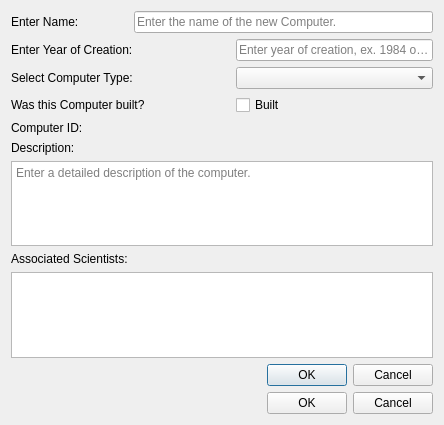
Before: the Qt Designer form UI/addnewcomputer.ui in JonOrnBrynjarsson/vN1w3H51, drawn with Qt 5.
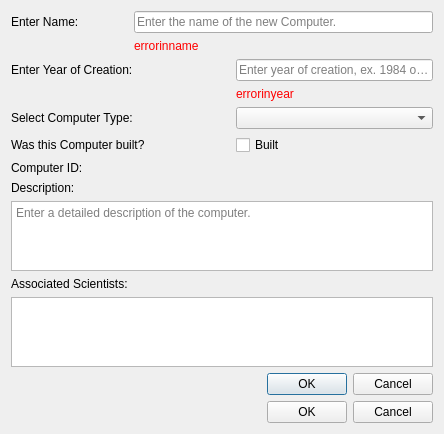
After: the same form once the commit is applied.

Commit message: error checking mania!!

```diff
--- a/UI/addnewcomputer.ui
+++ b/UI/addnewcomputer.ui
@@ -14,7 +14,7 @@
    <string>Add new Computer to Database</string>
   </property>
   <layout class="QGridLayout" name="gridLayout">
-   <item row="3" column="2">
+   <item row="5" column="2">
     <widget class="QCheckBox" name="checkBox_built">
      <property name="accessibleName">
       <string/>
@@ -24,14 +24,14 @@
      </property>
     </widget>
    </item>
-   <item row="1" column="0" colspan="2">
+   <item row="2" column="0" colspan="2">
     <widget class="QLabel" name="label_enterYear">
      <property name="text">
       <string>Enter Year of Creation:</string>
      </property>
     </widget>
    </item>
-   <item row="15" column="0" colspan="4">
+   <item row="17" column="0" colspan="4">
     <widget class="QDialogButtonBox" name="buttonBox_addNewComputerFinished">
      <property name="orientation">
       <enum>Qt::Horizontal</enum>
@@ -48,13 +48,6 @@
      </property>
     </widget>
    </item>
-   <item row="3" column="0" colspan="2">
-    <widget class="QLabel" name="label_chooseBuilt">
-     <property name="text">
-      <string>Was this Computer built?</string>
-     </property>
-    </widget>
-   </item>
    <item row="0" column="1" colspan="3">
     <widget class="QLineEdit" name="lineEdit_insertName">
      <property name="toolTip">
@@ -68,38 +61,28 @@
      </property>
     </widget>
    </item>
-   <item row="2" column="0" colspan="2">
+   <item row="4" column="0" colspan="2">
     <widget class="QLabel" name="label_chooseType">
      <property name="text">
       <string>Select Computer Type:</string>
      </property>
     </widget>
    </item>
-   <item row="16" column="0" colspan="4">
+   <item row="18" column="0" colspan="4">
     <widget class="QDialogButtonBox" name="buttonBox_editComputerFinished">
      <property name="standardButtons">
       <set>QDialogButtonBox::Cancel|QDialogButtonBox::Ok</set>
      </property>
     </widget>
    </item>
-   <item row="5" column="0">
-    <widget class="QLabel" name="label_enterDescription">
+   <item row="5" column="0" colspan="2">
+    <widget class="QLabel" name="label_chooseBuilt">
      <property name="text">
-      <string>Description:</string>
+      <string>Was this Computer built?</string>
      </property>
     </widget>
    </item>
-   <item row="2" column="2" colspan="2">
-    <widget class="QComboBox" name="comboBox_type">
-     <property name="statusTip">
-      <string/>
-     </property>
-     <property name="whatsThis">
-      <string>This is a selection input, you can use it to enter the type of the computer.</string>
-     </property>
-    </widget>
-   </item>
-   <item row="6" column="0" colspan="4">
+   <item row="8" column="0" colspan="4">
     <widget class="QTextEdit" name="textEdit_insertDescription">
      <property name="whatsThis">
       <string>This is a text input, you can use it to enter the description of the computer.</string>
@@ -109,30 +92,61 @@
      </property>
     </widget>
    </item>
-   <item row="4" column="0">
+   <item row="6" column="0">
     <widget class="QLabel" name="label_computerID">
      <property name="text">
       <string>Computer ID:</string>
      </property>
     </widget>
    </item>
+   <item row="4" column="2" colspan="2">
+    <widget class="QComboBox" name="comboBox_type">
+     <property name="statusTip">
+      <string/>
+     </property>
+     <property name="whatsThis">
+      <string>This is a selection input, you can use it to enter the type of the computer.</string>
+     </property>
+    </widget>
+   </item>
    <item row="7" column="0">
+    <widget class="QLabel" name="label_enterDescription">
+     <property name="text">
+      <string>Description:</string>
+     </property>
+    </widget>
+   </item>
+   <item row="9" column="0">
     <widget class="QLabel" name="label_relations">
      <property name="text">
       <string>Associated Scientists:</string>
      </property>
     </widget>
    </item>
-   <item row="8" column="0" colspan="4">
-    <widget class="QTextBrowser" name="textBrowser_relations"/>
-   </item>
-   <item row="1" column="2" colspan="2">
+   <item row="2" column="2" colspan="2">
     <widget class="QLineEdit" name="lineEdit_enterYear">
      <property name="placeholderText">
       <string>Enter year of creation, ex. 1984 or 69</string>
      </property>
     </widget>
    </item>
+   <item row="10" column="0" colspan="4">
+    <widget class="QTextBrowser" name="textBrowser_relations"/>
+   </item>
+   <item row="1" column="1" colspan="3">
+    <widget class="QLabel" name="errorInName">
+     <property name="text">
+      <string>&lt;html&gt;&lt;head/&gt;&lt;body&gt;&lt;p&gt;&lt;span style=&quot; color:#ff0000;&quot;&gt;errorinname&lt;/span&gt;&lt;/p&gt;&lt;/body&gt;&lt;/html&gt;</string>
+     </property>
+    </widget>
+   </item>
+   <item row="3" column="2" colspan="2">
+    <widget class="QLabel" name="errorInYear">
+     <property name="text">
+      <string>&lt;html&gt;&lt;head/&gt;&lt;body&gt;&lt;p&gt;&lt;span style=&quot; color:#ff0000;&quot;&gt;errorinyear&lt;/span&gt;&lt;/p&gt;&lt;/body&gt;&lt;/html&gt;</string>
+     </property>
+    </widget>
+   </item>
   </layout>
  </widget>
  <tabstops>
```
The commit also changes 11 other files.
